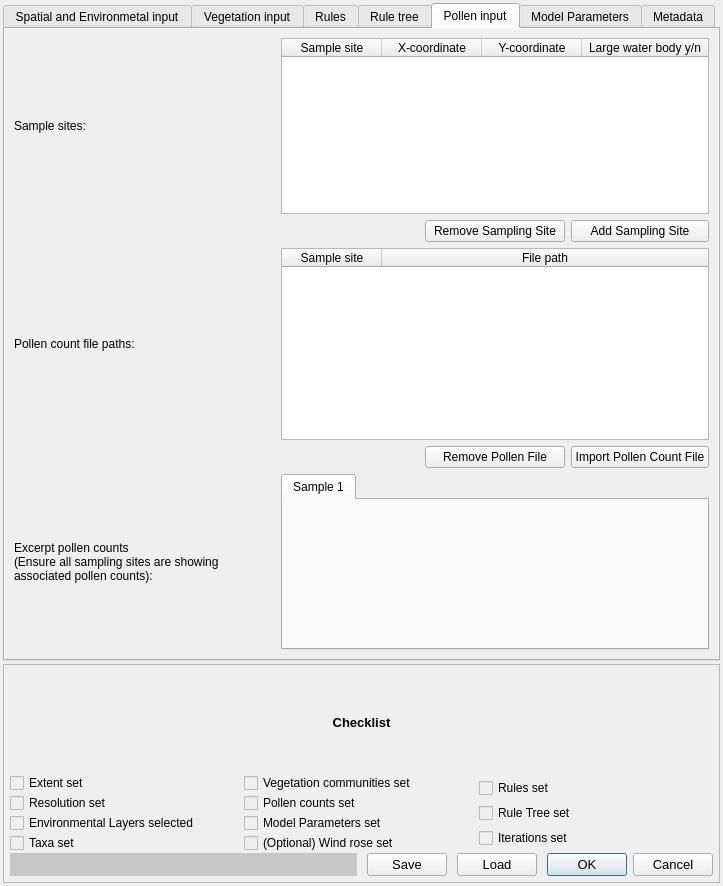
The window that MSA_QGIS_dialog_base.ui (ThyavdBerg/MSA-Q) describes before a commit, drawn with Qt 5.
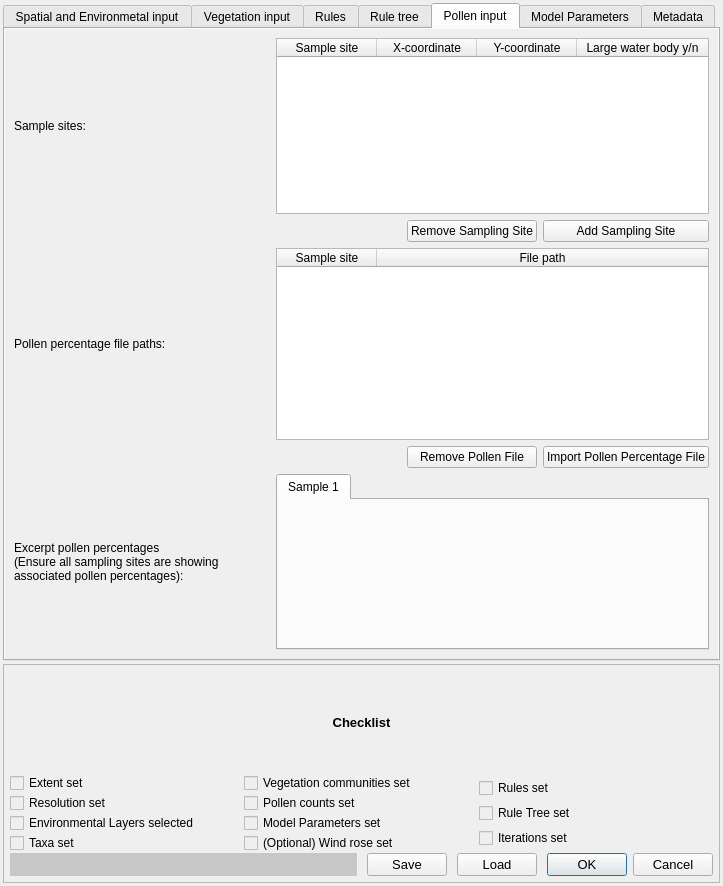
The same window after the commit. The open tabs and pages were chosen to show the change. Custom widgets are drawn as their Qt base class.

Commit message: Fixed bug: checklist was looking for the wrong model name

```diff
--- a/MSA_QGIS_dialog_base.ui
+++ b/MSA_QGIS_dialog_base.ui
@@ -1105,7 +1105,7 @@
              <item row="3" column="3">
               <widget class="QPushButton" name="pushButton_importPollen">
                <property name="text">
-                <string>Import Pollen Count File</string>
+                <string>Import Pollen Percentage File</string>
                </property>
               </widget>
              </item>
@@ -1208,7 +1208,7 @@
              <item row="2" column="0">
               <widget class="QLabel" name="label_4">
                <property name="text">
-                <string>Pollen count file paths:</string>
+                <string>Pollen percentage file paths:</string>
                </property>
                <property name="wordWrap">
                 <bool>true</bool>
@@ -1228,8 +1228,8 @@
              <item row="4" column="0">
               <widget class="QLabel" name="label_pollenCounts">
                <property name="text">
-                <string>Excerpt pollen counts 
-(Ensure all sampling sites are showing associated pollen counts):</string>
+                <string>Excerpt pollen percentages 
+(Ensure all sampling sites are showing associated pollen percentages):</string>
                </property>
                <property name="wordWrap">
                 <bool>true</bool>
```
Left out of the diff: 19 changed lines with no effect on the pictures. The commit also changes 1 other file.
